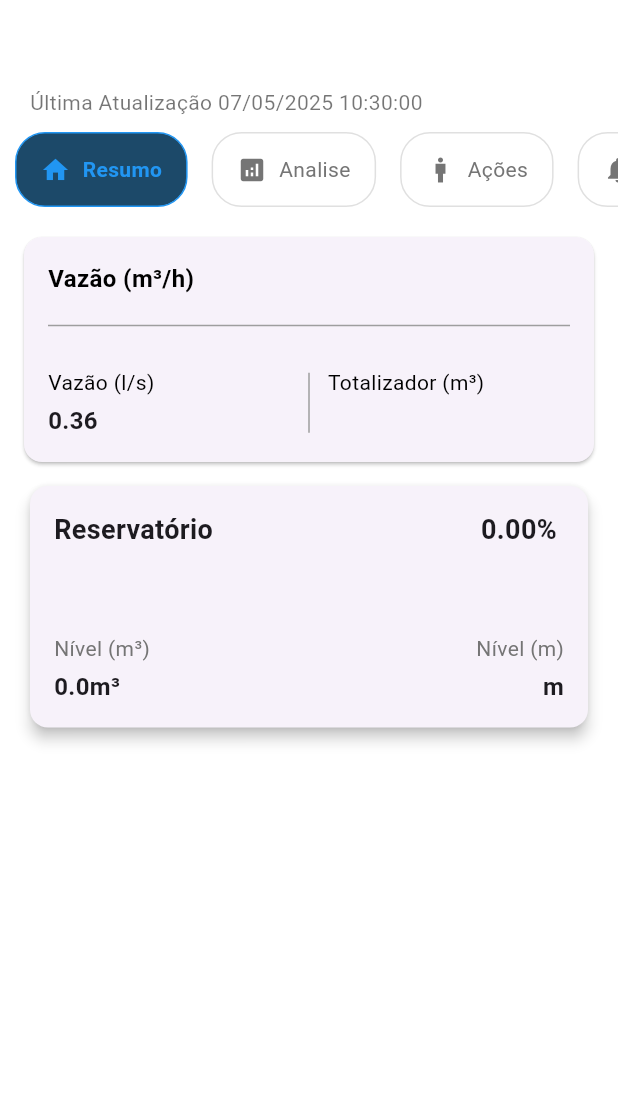
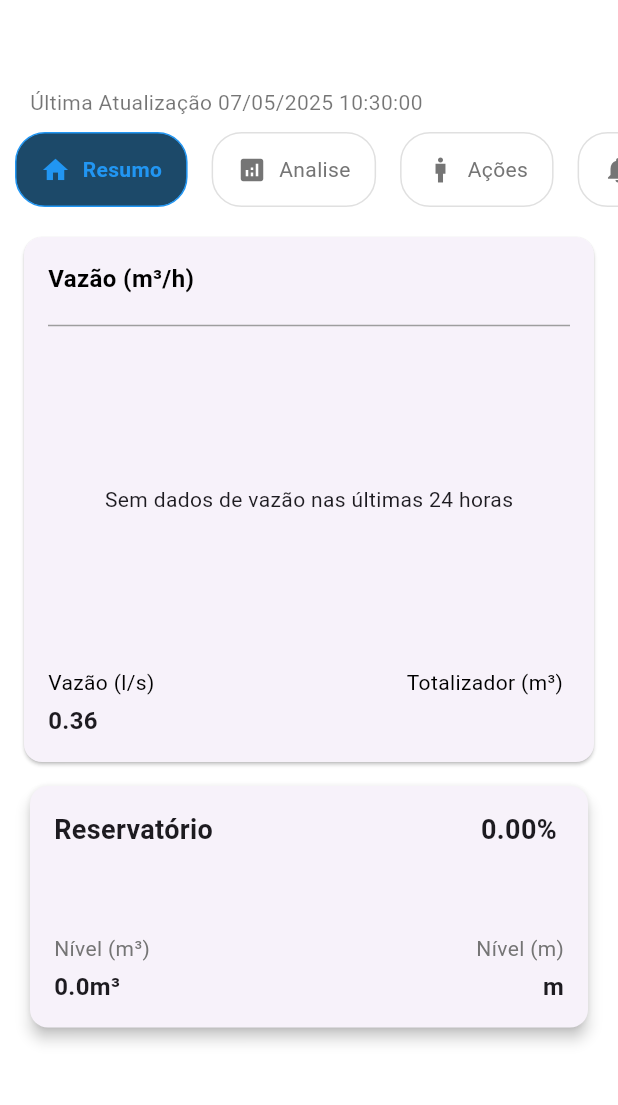
Before and after one commit to Eduardo-MKS/QualleControl, a Flutter app: the CondominioDetalhesScreen screen opened directly with empty values, on a phone screen of 412 x 824 dp, the part 57-1162 px from its top. Run offline on Flutter 3.47's test engine with Material 3 defaults, Android fonts, the phone set to English and light mode, and no system bars; our stand-ins replace dio, fl_chart, flutter_svg, timezone.

Commit message:
feat: added logic to fetch data from the 'condominios' API to return in the 'vazão' graph

```diff
--- a/lib/views/condominios/components/resumo/vazao_card.dart
+++ b/lib/views/condominios/components/resumo/vazao_card.dart
@@ -1,10 +1,12 @@
 import 'package:flutter/material.dart';
+import 'package:flutter_mks_app/views/condominios/components/resumo/vazao_chart.dart';
 
 class VazaoCard extends StatelessWidget {
   final String titulo;
   final String vazaoValue;
   final String totalizadorValue;
   final Color color;
+  final List<Map<String, dynamic>> historicoData;
 
   const VazaoCard({
     super.key,
@@ -12,6 +14,7 @@ class VazaoCard extends StatelessWidget {
     required this.vazaoValue,
     required this.totalizadorValue,
     this.color = const Color.fromARGB(255, 31, 31, 31),
+    required this.historicoData,
   });
 
   @override
@@ -50,6 +53,8 @@ class VazaoCard extends StatelessWidget {
             const Divider(color: Colors.grey),
             const SizedBox(height: 8),
 
+            VazaoChart(historicoData: historicoData),
+
             const SizedBox(height: 12),
             Row(
               mainAxisAlignment: MainAxisAlignment.spaceBetween,
@@ -76,10 +81,11 @@ class VazaoCard extends StatelessWidget {
                     ],
                   ),
                 ),
-                Container(height: 40, width: 1, color: Colors.grey),
+
+                // Gráfico de pressão
                 Expanded(
                   child: Padding(
-                    padding: const EdgeInsets.only(left: 12.0),
+                    padding: const EdgeInsets.only(left: 65.0),
                     child: Column(
                       crossAxisAlignment: CrossAxisAlignment.start,
                       children: [
--- /dev/null
+++ b/lib/views/condominios/components/resumo/vazao_chart.dart
@@ -0,0 +1,158 @@
+import 'package:flutter/material.dart';
+import 'package:fl_chart/fl_chart.dart';
+import 'package:intl/intl.dart';
+
+class VazaoChart extends StatelessWidget {
+  final List<Map<String, dynamic>> historicoData;
+
+  const VazaoChart({super.key, required this.historicoData});
+
+  @override
+  Widget build(BuildContext context) {
+    // Filtrando dados das últimas 24 horas com pressão de saída
+    final now = DateTime.now();
+    final last24Hours = now.subtract(const Duration(hours: 24));
+
+    // Filtrando e ordenando dados por data
+    final filteredData =
+        historicoData.where((data) {
+            final dataTime = DateTime.tryParse(data['data_hora'] ?? '');
+            return dataTime != null &&
+                dataTime.isAfter(last24Hours) &&
+                data['vazao'] != null;
+          }).toList()
+          ..sort((a, b) {
+            final dateA =
+                DateTime.tryParse(a['data_hora'] ?? '') ?? DateTime(1970);
+            final dateB =
+                DateTime.tryParse(b['data_hora'] ?? '') ?? DateTime(1970);
+            return dateA.compareTo(dateB);
+          });
+
+    // Se não houver dados, exibir mensagem
+    if (filteredData.isEmpty) {
+      return const SizedBox(
+        height: 200,
+        child: Center(child: Text('Sem dados de vazão nas últimas 24 horas')),
+      );
+    }
+
+    // Extrair valores e horas para o gráfico
+    final spots =
+        filteredData.asMap().entries.map((entry) {
+          final data = entry.value;
+          final pressaoSaida = (data['vazao'] as num).toDouble();
+          return FlSpot(entry.key.toDouble(), pressaoSaida);
+        }).toList();
+
+    // Encontrar valor mínimo e máximo para dimensionar o gráfico
+    double minY = spots.map((spot) => spot.y).reduce((a, b) => a < b ? a : b);
+    double maxY = spots.map((spot) => spot.y).reduce((a, b) => a > b ? a : b);
+
+    // Adicionar margem de 10%
+    final range = maxY - minY;
+    minY = minY - (range * 0.1);
+    maxY = maxY + (range * 0.1);
+
+    return SizedBox(
+      height: 200,
+      child: LineChart(
+        LineChartData(
+          gridData: FlGridData(
+            show: true,
+            horizontalInterval: range / 5,
+            drawVerticalLine: true,
+            getDrawingHorizontalLine: (value) {
+              return FlLine(
+                color: Colors.grey.withOpacity(0.3),
+                strokeWidth: 1,
+              );
+            },
+            getDrawingVerticalLine: (value) {
+              return FlLine(
+                color: Colors.grey.withOpacity(0.3),
+                strokeWidth: 1,
+              );
+            },
+          ),
+          titlesData: FlTitlesData(
+            show: true,
+            rightTitles: AxisTitles(sideTitles: SideTitles(showTitles: false)),
+            topTitles: AxisTitles(sideTitles: SideTitles(showTitles: false)),
+            bottomTitles: AxisTitles(
+              sideTitles: SideTitles(
+                showTitles: true,
+                reservedSize: 30,
+                interval:
+                    filteredData.length > 6
+                        ? (filteredData.length / 6).ceil().toDouble()
+                        : 1,
+                getTitlesWidget: (value, meta) {
+                  if (value.toInt() >= 0 &&
+                      value.toInt() < filteredData.length) {
+                    final data = filteredData[value.toInt()];
+                    final date = DateTime.tryParse(data['data_hora'] ?? '');
+                    if (date != null) {
+                      return Padding(
+                        padding: const EdgeInsets.only(top: 8.0),
+                        child: Text(
+                          DateFormat('HH:mm').format(date),
+                          style: const TextStyle(
+                            color: Color(0xff68737d),
+                            fontWeight: FontWeight.bold,
+                            fontSize: 10,
+                          ),
+                        ),
+                      );
+                    }
+                  }
+                  return const Text('');
+                },
+              ),
+            ),
+            leftTitles: AxisTitles(
+              sideTitles: SideTitles(
+                showTitles: true,
+                interval: range / 5,
+                getTitlesWidget: (value, meta) {
+                  return Text(
+                    value.toInt().toString(),
+                    style: const TextStyle(
+                      color: Color(0xff67727d),
+                      fontWeight: FontWeight.bold,
+                      fontSize: 10,
+                    ),
+                  );
+                },
+                reservedSize: 40,
+              ),
+            ),
+          ),
+          borderData: FlBorderData(
+            show: true,
+            border: Border.all(color: const Color(0xff37434d), width: 1),
+          ),
+          minX: 0,
+          maxX: (filteredData.length - 1).toDouble(),
+          minY: minY,
+          maxY: maxY,
+          lineBarsData: [
+            LineChartBarData(
+              spots: spots,
+              isCurved: true,
+              curveSmoothness: 0.2,
+              color: const Color.fromARGB(255, 216, 82, 49),
+              barWidth: 3,
+              isStrokeCapRound: true,
+              dotData: FlDotData(show: false),
+              belowBarData: BarAreaData(
+                show: true,
+                color: const Color.fromARGB(255, 230, 124, 25).withOpacity(0.2),
+              ),
+            ),
+          ],
+        ),
+      ),
+    );
+  }
+}
--- a/lib/views/condominios/detalhes/resumo_component.dart
+++ b/lib/views/condominios/detalhes/resumo_component.dart
@@ -117,6 +117,7 @@ class ResumoScreen extends StatelessWidget {
                 titulo: "Vazão (m³/h)",
                 vazaoValue: condominio.vazao ?? "0.0",
                 totalizadorValue: condominio.totalizador ?? "0.0",
+                historicoData: historicoData,
               )
             else
               const SizedBox(height: 12),
--- a/lib/views/condominios/models/condominio_model.dart
+++ /dev/null
@@ -1 +0,0 @@
-// TODO Implement this library.
```
